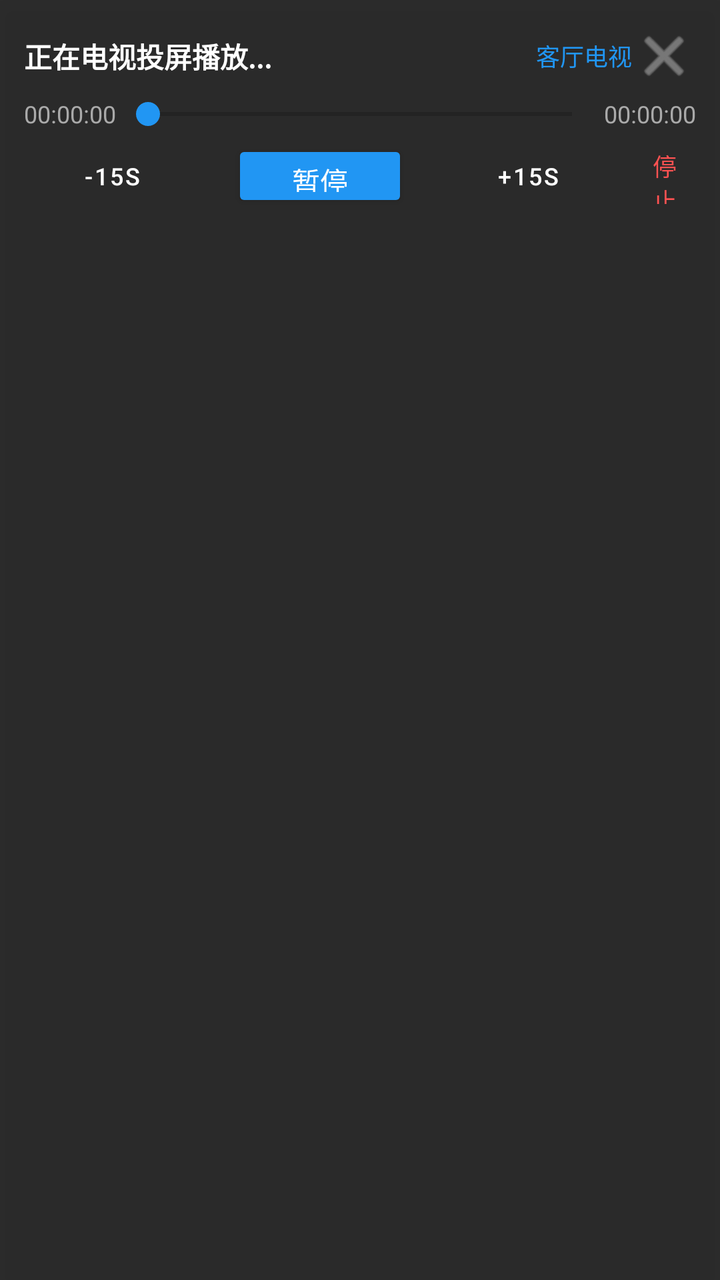
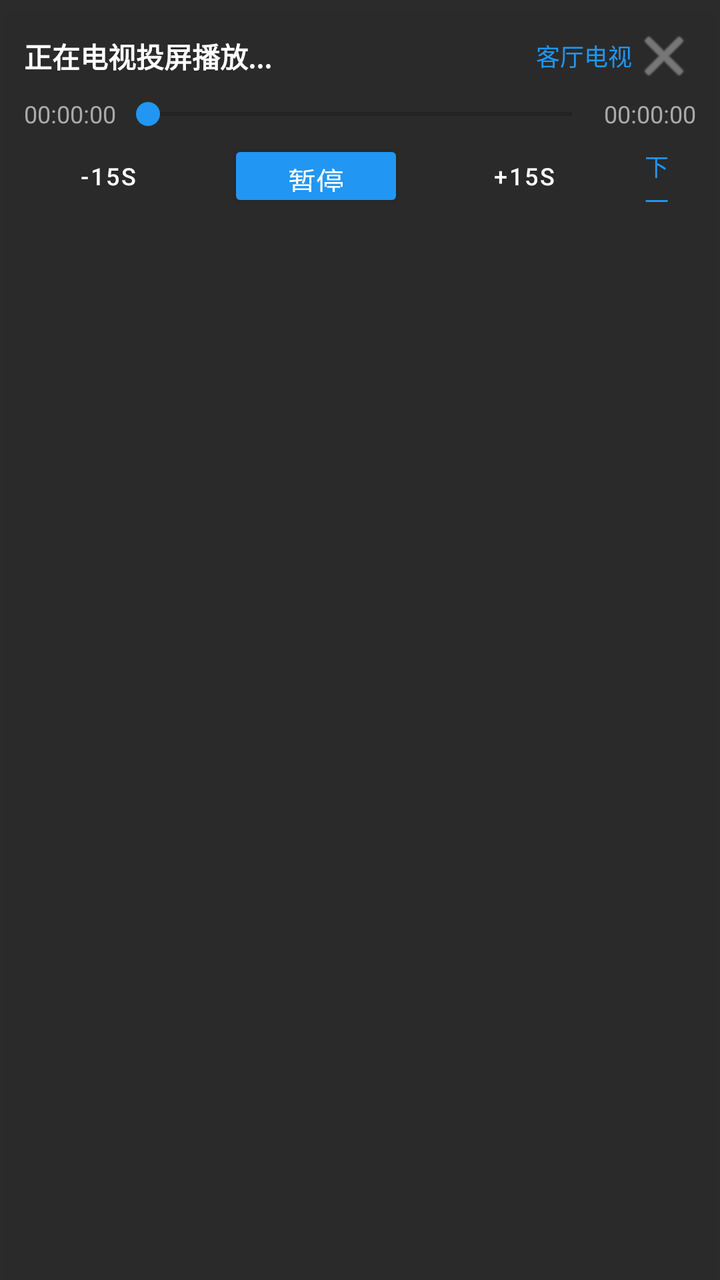

Two renders of the same Android screen: before a commit and after it. Below are the layout's source before the change and the commit's diff.
<!-- AndroidManifest.xml: application theme Theme.BigEyes -->
<!-- res/layout/view_playback_control.xml -->
<?xml version="1.0" encoding="utf-8"?>
<LinearLayout xmlns:android="http://schemas.android.com/apk/res/android"
    xmlns:app="http://schemas.android.com/apk/res-auto"
    android:layout_width="match_parent"
    android:layout_height="wrap_content"
    android:orientation="vertical"
    android:background="@color/control_bar_bg"
    android:padding="12dp"
    android:elevation="8dp">

    
    <LinearLayout
        android:layout_width="match_parent"
        android:layout_height="wrap_content"
        android:orientation="horizontal"
        android:gravity="center_vertical">

        <TextView
            android:id="@+id/tv_playing_title"
            android:layout_width="0dp"
            android:layout_height="wrap_content"
            android:layout_weight="1"
            android:textColor="@color/white"
            android:textSize="14sp"
            android:textStyle="bold"
            android:singleLine="true"
            android:ellipsize="end"
            android:text="正在电视投屏播放..." />

        <TextView
            android:id="@+id/tv_target_device"
            android:layout_width="wrap_content"
            android:layout_height="wrap_content"
            android:textColor="@color/brand_primary"
            android:textSize="12sp"
            android:text="客厅电视"
            android:layout_marginStart="8dp" />

        <ImageButton
            android:id="@+id/btn_close_control"
            android:layout_width="32dp"
            android:layout_height="32dp"
            android:background="?attr/selectableItemBackgroundBorderless"
            android:src="@android:drawable/ic_menu_close_clear_cancel"
            android:tint="@color/text_muted"
            android:contentDescription="关闭播控" />
    </LinearLayout>

    
    <LinearLayout
        android:layout_width="match_parent"
        android:layout_height="wrap_content"
        android:orientation="horizontal"
        android:gravity="center_vertical"
        android:layout_marginTop="4dp">

        <TextView
            android:id="@+id/tv_current_time"
            android:layout_width="wrap_content"
            android:layout_height="wrap_content"
            android:textColor="@color/text_muted"
            android:textSize="12sp"
            android:text="00:00:00" />

        <SeekBar
            android:id="@+id/seekbar_progress"
            android:layout_width="0dp"
            android:layout_height="wrap_content"
            android:layout_weight="1"
            android:max="1000"
            android:progress="0"
            android:thumbTint="@color/brand_primary"
            android:progressTint="@color/brand_primary" />

        <TextView
            android:id="@+id/tv_total_time"
            android:layout_width="wrap_content"
            android:layout_height="wrap_content"
            android:textColor="@color/text_muted"
            android:textSize="12sp"
            android:text="00:00:00" />
    </LinearLayout>

    
    <LinearLayout
        android:layout_width="match_parent"
        android:layout_height="wrap_content"
        android:orientation="horizontal"
        android:gravity="center"
        android:layout_marginTop="4dp">

        <Button
            android:id="@+id/btn_rewind"
            android:layout_width="wrap_content"
            android:layout_height="36dp"
            android:text="-15s"
            android:textSize="12sp"
            style="@style/Widget.MaterialComponents.Button.TextButton"
            android:textColor="@color/white" />

        <Button
            android:id="@+id/btn_play_pause"
            android:layout_width="wrap_content"
            android:layout_height="36dp"
            android:text="暂停"
            android:textSize="14sp"
            android:layout_marginHorizontal="16dp"
            android:backgroundTint="@color/brand_primary"
            android:textColor="@color/white" />

        <Button
            android:id="@+id/btn_forward"
            android:layout_width="wrap_content"
            android:layout_height="36dp"
            android:text="+15s"
            android:textSize="12sp"
            style="@style/Widget.MaterialComponents.Button.TextButton"
            android:textColor="@color/white" />

        <Button
            android:id="@+id/btn_stop"
            android:layout_width="wrap_content"
            android:layout_height="36dp"
            android:text="停止"
            android:textSize="12sp"
            android:layout_marginStart="8dp"
            style="@style/Widget.MaterialComponents.Button.TextButton"
            android:textColor="#FF5252" />
    </LinearLayout>

</LinearLayout>
<!-- resources referenced by this layout -->
<resources>
  <color name="brand_primary">#FF2196F3</color>
  <color name="control_bar_bg">#EE1E1E1E</color>
  <color name="text_muted">#FFAAAAAA</color>
  <color name="white">#FFFFFFFF</color>
  <style name="Theme.BigEyes" parent="Theme.MaterialComponents.DayNight.NoActionBar">
          <item name="colorPrimary">@color/brand_primary</item>
          <item name="colorPrimaryVariant">@color/purple_700</item>
          <item name="colorOnPrimary">@color/white</item>
          <item name="colorSecondary">@color/brand_secondary</item>
          <item name="colorSecondaryVariant">@color/teal_700</item>
          <item name="colorOnSecondary">@color/black</item>
          <item name="android:statusBarColor">?attr/colorPrimaryVariant</item>
      </style>
  <color name="purple_700">#FF3700B3</color>
  <color name="brand_secondary">#FF4CAF50</color>
  <color name="teal_700">#FF018786</color>
  <color name="black">#FF000000</color>
</resources>

<!-- the commit's change to res/layout/view_playback_control.xml (unified diff, before → after) -->
@@ -118,12 +118,22 @@
             android:textColor="@color/white" />
 
         <Button
+            android:id="@+id/btn_next_episode"
+            android:layout_width="wrap_content"
+            android:layout_height="36dp"
+            android:text="下一集"
+            android:textSize="12sp"
+            android:layout_marginStart="4dp"
+            style="@style/Widget.MaterialComponents.Button.TextButton"
+            android:textColor="@color/brand_primary" />
+
+        <Button
             android:id="@+id/btn_stop"
             android:layout_width="wrap_content"
             android:layout_height="36dp"
             android:text="停止"
             android:textSize="12sp"
-            android:layout_marginStart="8dp"
+            android:layout_marginStart="4dp"
             style="@style/Widget.MaterialComponents.Button.TextButton"
             android:textColor="#FF5252" />
     </LinearLayout>
